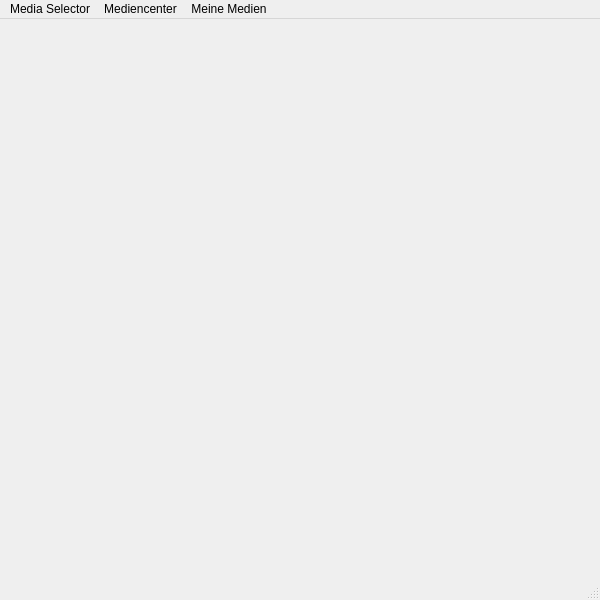
Before: the Qt Designer form mainwindow.ui in Chae-Rie/qtMediaSelector, drawn with Qt 5.
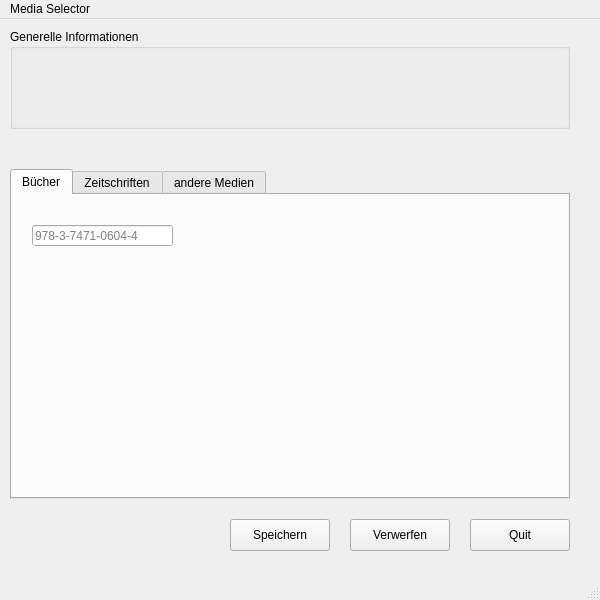
After: the same form once the commit is applied.

Commit message:
Anpassungen der GUI sowie hinzufügen von TODOs
change: Gui gänzlich verändert, sodass andere Widgets zum Einsatz kommen
und nur ein Fenster verwendet werden kann

docs: Dokumentieren der geplanten Vorgehensweise beim Verweren der
Informationen aus dem TabWidget

The edit to the form file:
```diff
--- a/mainwindow.ui
+++ b/mainwindow.ui
@@ -13,7 +13,122 @@
   <property name="windowTitle">
    <string>Startbildschirm</string>
   </property>
-  <widget class="QWidget" name="centralwidget"/>
+  <widget class="QWidget" name="centralwidget">
+   <widget class="QGroupBox" name="groupBoxGeneralInfo">
+    <property name="geometry">
+     <rect>
+      <x>10</x>
+      <y>10</y>
+      <width>560</width>
+      <height>100</height>
+     </rect>
+    </property>
+    <property name="title">
+     <string>Generelle Informationen</string>
+    </property>
+   </widget>
+   <widget class="QPushButton" name="pushButtonQuit">
+    <property name="geometry">
+     <rect>
+      <x>470</x>
+      <y>500</y>
+      <width>100</width>
+      <height>32</height>
+     </rect>
+    </property>
+    <property name="text">
+     <string>Quit</string>
+    </property>
+   </widget>
+   <widget class="QTabWidget" name="tabWidgetMedia">
+    <property name="geometry">
+     <rect>
+      <x>10</x>
+      <y>150</y>
+      <width>560</width>
+      <height>330</height>
+     </rect>
+    </property>
+    <property name="statusTip">
+     <string/>
+    </property>
+    <property name="whatsThis">
+     <string/>
+    </property>
+    <property name="accessibleName">
+     <string/>
+    </property>
+    <property name="currentIndex">
+     <number>0</number>
+    </property>
+    <widget class="QWidget" name="tab">
+     <attribute name="title">
+      <string>Bücher</string>
+     </attribute>
+     <widget class="QLineEdit" name="lineEditISBN">
+      <property name="geometry">
+       <rect>
+        <x>20</x>
+        <y>30</y>
+        <width>141</width>
+        <height>21</height>
+       </rect>
+      </property>
+      <property name="toolTip">
+       <string>ISBN des Buches</string>
+      </property>
+      <property name="statusTip">
+       <string>Eindeutige Identifikation des Buchs durchs ISBN</string>
+      </property>
+      <property name="whatsThis">
+       <string/>
+      </property>
+      <property name="text">
+       <string/>
+      </property>
+      <property name="placeholderText">
+       <string>978-3-7471-0604-4</string>
+      </property>
+     </widget>
+    </widget>
+    <widget class="QWidget" name="tab_2">
+     <attribute name="title">
+      <string>Zeitschriften</string>
+     </attribute>
+    </widget>
+    <widget class="QWidget" name="tab_3">
+     <attribute name="title">
+      <string>andere Medien</string>
+     </attribute>
+    </widget>
+   </widget>
+   <widget class="QPushButton" name="pushButtonSave">
+    <property name="geometry">
+     <rect>
+      <x>230</x>
+      <y>500</y>
+      <width>100</width>
+      <height>32</height>
+     </rect>
+    </property>
+    <property name="text">
+     <string>Speichern</string>
+    </property>
+   </widget>
+   <widget class="QPushButton" name="pushButtonClearAll">
+    <property name="geometry">
+     <rect>
+      <x>350</x>
+      <y>500</y>
+      <width>100</width>
+      <height>32</height>
+     </rect>
+    </property>
+    <property name="text">
+     <string>Verwerfen</string>
+    </property>
+   </widget>
+  </widget>
   <widget class="QMenuBar" name="menubar">
    <property name="geometry">
     <rect>
@@ -28,23 +143,7 @@
      <string>Media Selector</string>
     </property>
    </widget>
-   <widget class="QMenu" name="menuAusleihen">
-    <property name="title">
-     <string>Mediencenter</string>
-    </property>
-    <addaction name="actionCreatingMedia"/>
-    <addaction name="actionDeleteMedia"/>
-   </widget>
-   <widget class="QMenu" name="menuR_ckgabe">
-    <property name="title">
-     <string>Meine Medien</string>
-    </property>
-    <addaction name="actionLendMedia"/>
-    <addaction name="actionReturnMedia"/>
-   </widget>
    <addaction name="menuMedia_Selector"/>
-   <addaction name="menuAusleihen"/>
-   <addaction name="menuR_ckgabe"/>
   </widget>
   <widget class="QStatusBar" name="statusbar"/>
   <action name="actionCreatingMedia">
```
Left out of the diff: 20 changed lines with no effect on the pictures. The commit also changes 2 other files.
